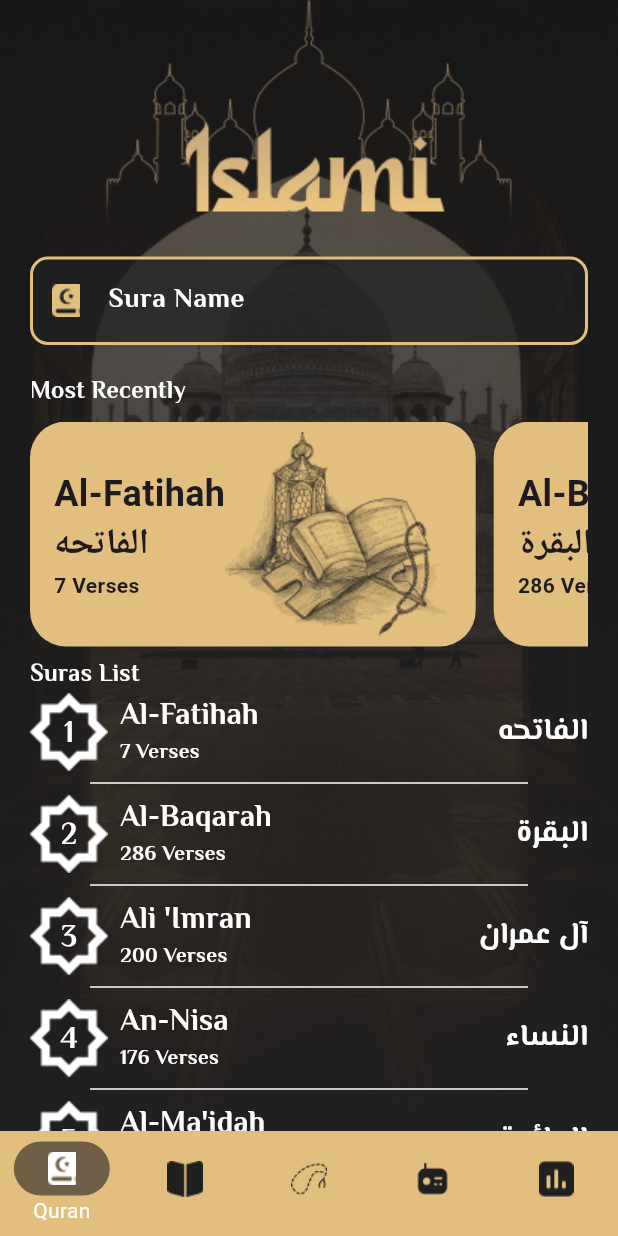
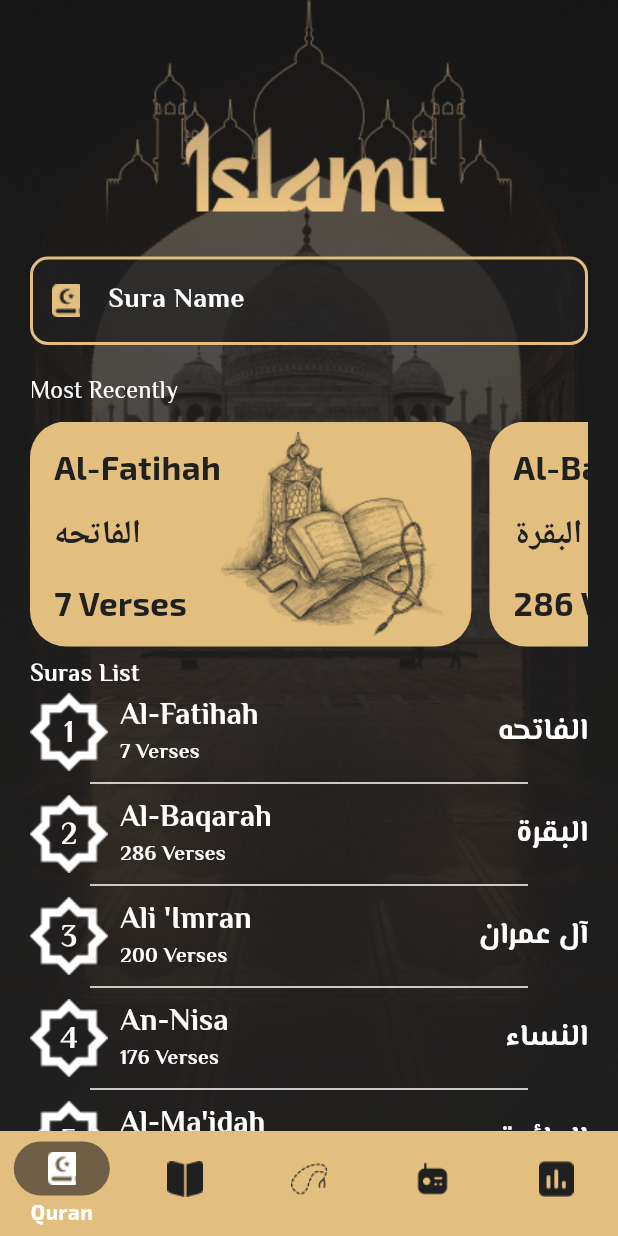
Before and after one commit to mohamedhamouda7897/islami_c13_str, a Flutter app: the screen it shows after launch, after a tap on "Skip", on a phone screen of 412 x 824 dp. Run offline on Flutter 3.47's test engine with Material 3 defaults, Android fonts, the phone set to English and light mode, and no system bars; our stand-ins replace google_fonts, introduction_screen, shared_preferences.

Commit message:
theming & caching

```diff
--- /dev/null
+++ b/lib/cache/cache_helper.dart
@@ -0,0 +1,18 @@
+import 'package:shared_preferences/shared_preferences.dart';
+
+class CacheHelper {
+  static late final SharedPreferences prefs;
+
+  static init() async {
+    prefs = await SharedPreferences.getInstance();
+  }
+
+  static Future<bool> saveEligibility() async {
+    bool result = await prefs.setBool("onBoarding", true);
+    return result;
+  }
+
+  static bool? getEligibility() {
+    return prefs.getBool("onBoarding");
+  }
+}
--- a/lib/home/bottom_nav_bar.dart
+++ b/lib/home/bottom_nav_bar.dart
@@ -15,11 +15,7 @@ class _BottomNavBarState extends State<BottomNavBarItem> {
   @override
   Widget build(BuildContext context) {
     return BottomNavigationBar(
-        backgroundColor: Color(0xFFE2BE7F),
-        type: BottomNavigationBarType.fixed,
-        showUnselectedLabels: false,
-        selectedItemColor: Colors.white,
-        unselectedItemColor: Color(0xFF202020),
+
         currentIndex: selectedIndex,
         onTap: (value) {
           selectedIndex = value;
--- a/lib/home/home.dart
+++ b/lib/home/home.dart
@@ -26,7 +26,6 @@ class _HomeScreenState extends State<HomeScreen> {
               image: AssetImage("assets/images/${getBackgroundImage()}.png"),
               fit: BoxFit.cover)),
       child: Scaffold(
-        backgroundColor: Colors.transparent,
         bottomNavigationBar: BottomNavBarItem(
           callBack: (index) {
             currentIndex = index;
--- a/lib/home/tabs/quran_tab/quran_tab.dart
+++ b/lib/home/tabs/quran_tab/quran_tab.dart
@@ -61,14 +61,11 @@ class _QuranTabState extends State<QuranTab> {
     return Column(
       crossAxisAlignment: CrossAxisAlignment.start,
       children: [
-        Text(
-          "Most Recently",
-          style: GoogleFonts.elMessiri(
-            fontSize: 16,
-            fontWeight: FontWeight.bold,
-            color: Colors.white,
-          ),
-        ),
+        Text("Most Recently",
+            style: Theme.of(context)
+                .textTheme
+                .titleSmall!
+                .copyWith(color: Colors.white)),
         const SizedBox(
           height: 8,
         ),
--- a/lib/home/tabs/quran_tab/sura_names_horizontal.dart
+++ b/lib/home/tabs/quran_tab/sura_names_horizontal.dart
@@ -1,6 +1,7 @@
 import 'package:flutter/material.dart';
 import 'package:google_fonts/google_fonts.dart';
 import 'package:islami_c13_str/models/quran_tab_model.dart';
+import 'package:islami_c13_str/my_theme_data.dart';
 
 class SuraNamesHorizontal extends StatelessWidget {
   QuranTabModel model;
@@ -18,29 +19,23 @@ class SuraNamesHorizontal extends StatelessWidget {
         children: [
           Column(
             crossAxisAlignment: CrossAxisAlignment.start,
-            mainAxisAlignment: MainAxisAlignment.center,
+            mainAxisAlignment: MainAxisAlignment.spaceEvenly,
             children: [
-              Text(
-                model.nameEn,
-                style: GoogleFonts.aBeeZee(
-                  fontSize: 24,
-                  fontWeight: FontWeight.bold,
-                ),
-              ),
-              Text(
-                model.nameAr,
-                style: GoogleFonts.aBeeZee(
-                  fontSize: 24,
-                  fontWeight: FontWeight.bold,
-                ),
-              ),
-              Text(
-                "${model.numOfVerses} Verses",
-                style: GoogleFonts.aBeeZee(
-                  fontSize: 14,
-                  fontWeight: FontWeight.bold,
-                ),
-              ),
+              Text(model.nameEn,
+                  style: Theme.of(context)
+                      .textTheme
+                      .bodyMedium!
+                      .copyWith(color: MyThemeData.blackColor)),
+              Text(model.nameAr,
+                  style: Theme.of(context)
+                      .textTheme
+                      .bodyMedium!
+                      .copyWith(color: MyThemeData.blackColor)),
+              Text("${model.numOfVerses} Verses",
+                  style: Theme.of(context)
+                      .textTheme
+                      .bodyMedium!
+                      .copyWith(color: MyThemeData.blackColor)),
             ],
           ),
           Image.asset("assets/images/sura_item.png")
--- a/lib/main.dart
+++ b/lib/main.dart
@@ -1,9 +1,13 @@
 import 'package:flutter/material.dart';
+import 'package:islami_c13_str/cache/cache_helper.dart';
 import 'package:islami_c13_str/home/home.dart';
+import 'package:islami_c13_str/my_theme_data.dart';
 import 'package:islami_c13_str/onBoarding/onboarding.dart';
 import 'package:islami_c13_str/sura_details/sura_details.dart';
 
-void main() {
+void main() async {
+  WidgetsFlutterBinding.ensureInitialized();
+  await CacheHelper.init();
   runApp(const MyApp());
 }
 
@@ -13,10 +17,15 @@ class MyApp extends StatelessWidget {
   @override
   Widget build(BuildContext context) {
     return MaterialApp(
+      theme: MyThemeData.lightTheme,
+      darkTheme: MyThemeData.darkTheme,
+      themeMode: ThemeMode.light,
       debugShowCheckedModeBanner: false,
-      initialRoute: OnboardingScreen.routeName,
+      initialRoute: CacheHelper.getEligibility() == true
+          ? HomeScreen.routeName
+          : OnboardingScreen.routeName,
       routes: {
-        SuraDetailsScreen.routeName: (context) =>  SuraDetailsScreen(),
+        SuraDetailsScreen.routeName: (context) => SuraDetailsScreen(),
         HomeScreen.routeName: (context) => HomeScreen(),
         OnboardingScreen.routeName: (context) => const OnboardingScreen(),
       },
--- /dev/null
+++ b/lib/my_theme_data.dart
@@ -0,0 +1,57 @@
+import 'package:flutter/material.dart';
+import 'package:google_fonts/google_fonts.dart';
+
+class MyThemeData {
+  static const Color primaryColor = Color(0xFFE2BE7F);
+  static const Color blackColor = Color(0xFF202020);
+  static ThemeData lightTheme = ThemeData(
+    scaffoldBackgroundColor: Colors.transparent,
+    appBarTheme: AppBarTheme(
+      centerTitle: true,
+      titleTextStyle: GoogleFonts.aBeeZee(fontSize: 20, color: primaryColor),
+      iconTheme: IconThemeData(
+        color: primaryColor,
+      ),
+    ),
+    textTheme: TextTheme(
+      titleSmall: GoogleFonts.elMessiri(
+        fontSize: 16,
+        fontWeight: FontWeight.w400,
+        color: primaryColor,
+      ),
+      titleMedium: GoogleFonts.elMessiri(
+        fontSize: 22,
+        fontWeight: FontWeight.bold,
+        color: primaryColor,
+      ),
+      titleLarge: GoogleFonts.elMessiri(
+        fontSize: 30,
+        fontWeight: FontWeight.bold,
+        color: primaryColor,
+      ),
+      bodySmall: GoogleFonts.exo2(
+        fontSize: 16,
+        fontWeight: FontWeight.w400,
+        color: primaryColor,
+      ),
+      bodyMedium: GoogleFonts.exo2(
+        fontSize: 22,
+        fontWeight: FontWeight.bold,
+        color: primaryColor,
+      ),
+      bodyLarge: GoogleFonts.exo2(
+        fontSize: 30,
+        fontWeight: FontWeight.bold,
+        color: primaryColor,
+      ),
+    ),
+    bottomNavigationBarTheme: const BottomNavigationBarThemeData(
+      backgroundColor: primaryColor,
+      type: BottomNavigationBarType.fixed,
+      showUnselectedLabels: false,
+      selectedItemColor: Colors.white,
+      unselectedItemColor: blackColor,
+    ),
+  );
+  static ThemeData darkTheme = ThemeData();
+}
--- a/lib/onBoarding/onboarding.dart
+++ b/lib/onBoarding/onboarding.dart
@@ -1,6 +1,7 @@
 import 'package:flutter/material.dart';
 import 'package:google_fonts/google_fonts.dart';
 import 'package:introduction_screen/introduction_screen.dart';
+import 'package:islami_c13_str/cache/cache_helper.dart';
 import 'package:islami_c13_str/home/home.dart';
 
 class OnboardingScreen extends StatelessWidget {
@@ -37,6 +38,7 @@ class OnboardingScreen extends StatelessWidget {
       ),
       globalHeader: Image.asset("assets/images/header2.png"),
       onDone: () {
+        CacheHelper.saveEligibility();
         Navigator.pushReplacementNamed(context, HomeScreen.routeName);
       },
       showSkipButton: true,
@@ -45,6 +47,7 @@ class OnboardingScreen extends StatelessWidget {
         style: GoogleFonts.elMessiri(fontSize: 16, color: primary),
       ),
       onSkip: () {
+        CacheHelper.saveEligibility();
         Navigator.pushReplacementNamed(context, HomeScreen.routeName);
       },
       next: Text(
--- a/lib/sura_details/sura_details.dart
+++ b/lib/sura_details/sura_details.dart
@@ -23,14 +23,10 @@ class _SuraDetailsScreenState extends State<SuraDetailsScreen> {
     }
     return Scaffold(
       appBar: AppBar(
-        centerTitle: true,
         title: Text(
           model.nameEn,
-          style:
-              GoogleFonts.aBeeZee(fontSize: 20, color: const Color(0xFFE2BE7F)),
         ),
         backgroundColor: const Color(0xFF202020),
-        iconTheme: const IconThemeData(color: Color(0xFFE2BE7F)),
       ),
       backgroundColor: const Color(0xFF202020),
       body: Stack(
@@ -49,8 +45,7 @@ class _SuraDetailsScreenState extends State<SuraDetailsScreen> {
                   margin: const EdgeInsets.only(top: 16),
                   child: Text(
                     model.nameAr,
-                    style: GoogleFonts.aBeeZee(
-                        fontSize: 24, color: const Color(0xFFE2BE7F)),
+                    style: Theme.of(context).textTheme.bodyMedium,
                   ),
                 ),
                 const SizedBox(
@@ -76,18 +71,15 @@ class _SuraDetailsScreenState extends State<SuraDetailsScreen> {
                             TextSpan(
                               children: [
                                 TextSpan(
-                                  text: verses[index],
-                                  style: GoogleFonts.aBeeZee(
-                                    fontSize: 24,
-                                    color: const Color(0xFFE2BE7F),
-                                  ),
-                                ),
+                                    text: verses[index],
+                                    style:
+                                        Theme.of(context).textTheme.bodyMedium),
                                 TextSpan(
                                   text: "(${index + 1})",
-                                  style: GoogleFonts.aBeeZee(
-                                    fontSize: 24,
-                                    color: Colors.white,
-                                  ),
+                                  style: Theme.of(context)
+                                      .textTheme
+                                      .titleSmall!
+                                      .copyWith(color: Colors.white),
                                 ),
                               ],
                             ),
```
Also changed, not shown: pubspec.yaml (+2 -68 lines), pubspec.lock.
